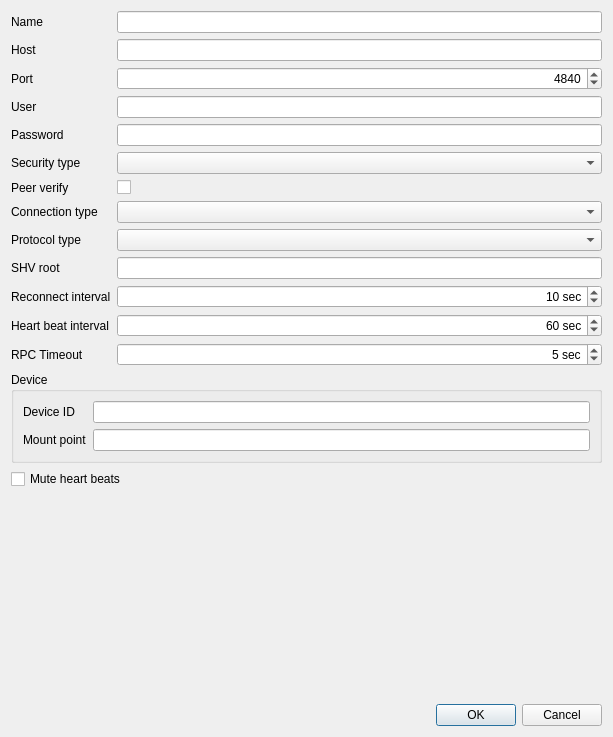
Before: the Qt Designer form shvspy/src/dlgserverproperties.ui in syyyr/shvspy, drawn with Qt 5.
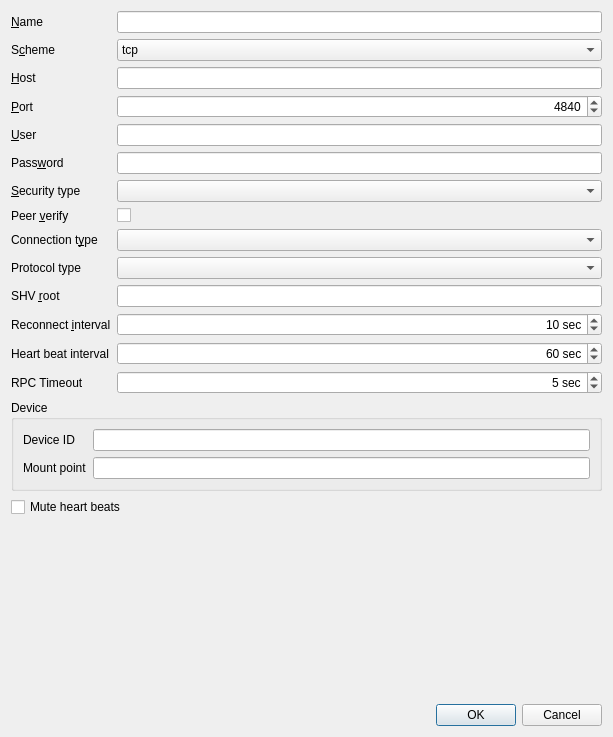
After: the same form once the commit is applied.

Commit message: wss client connection support

```diff
--- a/shvspy/src/dlgserverproperties.ui
+++ b/shvspy/src/dlgserverproperties.ui
@@ -19,31 +19,40 @@
      <item row="0" column="0">
       <widget class="QLabel" name="label">
        <property name="text">
-        <string>Name</string>
+        <string>&amp;Name</string>
+       </property>
+       <property name="buddy">
+        <cstring>edName</cstring>
        </property>
       </widget>
      </item>
      <item row="0" column="1">
       <widget class="QLineEdit" name="edName"/>
      </item>
-     <item row="1" column="0">
+     <item row="2" column="0">
       <widget class="QLabel" name="label_3">
        <property name="text">
-        <string>Host</string>
+        <string>&amp;Host</string>
+       </property>
+       <property name="buddy">
+        <cstring>edHost</cstring>
        </property>
       </widget>
      </item>
-     <item row="1" column="1">
+     <item row="2" column="1">
       <widget class="QLineEdit" name="edHost"/>
      </item>
-     <item row="2" column="0">
+     <item row="3" column="0">
       <widget class="QLabel" name="label_4">
        <property name="text">
-        <string>Port</string>
+        <string>&amp;Port</string>
+       </property>
+       <property name="buddy">
+        <cstring>edPort</cstring>
        </property>
       </widget>
      </item>
-     <item row="2" column="1">
+     <item row="3" column="1">
       <widget class="QSpinBox" name="edPort">
        <property name="alignment">
         <set>Qt::AlignRight|Qt::AlignTrailing|Qt::AlignVCenter</set>
@@ -59,76 +68,91 @@
        </property>
       </widget>
      </item>
-     <item row="3" column="0">
+     <item row="4" column="0">
       <widget class="QLabel" name="label_2">
        <property name="text">
-        <string>User</string>
+        <string>&amp;User</string>
+       </property>
+       <property name="buddy">
+        <cstring>edUser</cstring>
        </property>
       </widget>
      </item>
-     <item row="3" column="1">
+     <item row="4" column="1">
       <widget class="QLineEdit" name="edUser"/>
      </item>
-     <item row="4" column="0">
+     <item row="5" column="0">
       <widget class="QLabel" name="label_5">
        <property name="text">
-        <string>Password</string>
+        <string>Pass&amp;word</string>
+       </property>
+       <property name="buddy">
+        <cstring>edPassword</cstring>
        </property>
       </widget>
      </item>
-     <item row="4" column="1">
+     <item row="5" column="1">
       <widget class="QLineEdit" name="edPassword">
        <property name="echoMode">
         <enum>QLineEdit::Password</enum>
        </property>
       </widget>
      </item>
-     <item row="7" column="0">
+     <item row="8" column="0">
       <widget class="QLabel" name="label_6">
        <property name="text">
-        <string>Connection type</string>
+        <string>Connection t&amp;ype</string>
+       </property>
+       <property name="buddy">
+        <cstring>cbxConnectionType</cstring>
        </property>
       </widget>
      </item>
-     <item row="7" column="1">
+     <item row="8" column="1">
       <widget class="QComboBox" name="cbxConnectionType">
        <property name="toolTip">
         <string>Connection type</string>
        </property>
       </widget>
      </item>
-     <item row="8" column="0">
+     <item row="9" column="0">
       <widget class="QLabel" name="label_7">
        <property name="text">
         <string>Protocol type</string>
        </property>
       </widget>
      </item>
-     <item row="8" column="1">
+     <item row="9" column="1">
       <widget class="QComboBox" name="rpc_protocolType">
        <property name="toolTip">
         <string>Connection type</string>
        </property>
       </widget>
      </item>
-     <item row="9" column="0">
+     <item row="10" column="0">
       <widget class="QLabel" name="label_13">
        <property name="text">
-        <string>SHV root</string>
+        <string>SHV &amp;root</string>
+       </property>
+       <property name="buddy">
+        <cstring>shvRoot</cstring>
        </property>
       </widget>
      </item>
-     <item row="9" column="1">
+     <item row="10" column="1">
       <widget class="QLineEdit" name="shvRoot"/>
      </item>
-     <item row="10" column="0">
+     <item row="11" column="0">
       <widget class="QLabel" name="label_10">
        <property name="text">
-        <string>Reconnect interval</string>
+        <string>Reconnect &amp;interval</string>
+       </property>
+       <property name="buddy">
+        <cstring>rpc_reconnectInterval</cstring>
        </property>
       </widget>
      </item>
-     <item row="10" column="1">
+     <item row="11" column="1">
       <widget class="QSpinBox" name="rpc_reconnectInterval">
        <property name="toolTip">
         <string>Reconnect to broker if connection lost at least after recoonect-interval seconds. Disabled when set to 0</string>
@@ -150,14 +174,14 @@
        </property>
       </widget>
      </item>
-     <item row="11" column="0">
+     <item row="12" column="0">
       <widget class="QLabel" name="label_11">
        <property name="text">
         <string>Heart beat interval</string>
        </property>
       </widget>
      </item>
-     <item row="11" column="1">
+     <item row="12" column="1">
       <widget class="QSpinBox" name="rpc_heartbeatInterval">
        <property name="toolTip">
         <string>Send heart beat to broker every n sec. Disabled when set to 0.</string>
@@ -179,14 +203,14 @@
        </property>
       </widget>
      </item>
-     <item row="12" column="0">
+     <item row="13" column="0">
       <widget class="QLabel" name="label_12">
        <property name="text">
         <string>RPC Timeout</string>
        </property>
       </widget>
      </item>
-     <item row="12" column="1">
+     <item row="13" column="1">
       <widget class="QSpinBox" name="rpc_timeout">
        <property name="toolTip">
         <string>Send heart beat to broker every n sec. Disabled when set to 0.</string>
@@ -211,7 +235,7 @@
        </property>
       </widget>
      </item>
-     <item row="13" column="0" colspan="2">
+     <item row="14" column="0" colspan="2">
       <widget class="QGroupBox" name="grpDevice">
        <property name="title">
         <string>Device</string>
@@ -240,28 +264,34 @@
        </layout>
       </widget>
      </item>
-     <item row="5" column="0">
+     <item row="6" column="0">
       <widget class="QLabel" name="label_14">
        <property name="text">
-        <string>Security type</string>
+        <string>&amp;Security type</string>
+       </property>
+       <property name="buddy">
+        <cstring>securityType</cstring>
        </property>
       </widget>
      </item>
-     <item row="5" column="1">
+     <item row="6" column="1">
       <widget class="QComboBox" name="securityType">
        <property name="toolTip">
         <string>Security type</string>
        </property>
       </widget>
      </item>
-     <item row="6" column="0">
+     <item row="7" column="0">
       <widget class="QLabel" name="label_15">
        <property name="text">
-        <string>Peer verify</string>
+        <string>Peer &amp;verify</string>
+       </property>
+       <property name="buddy">
+        <cstring>peerVerify</cstring>
        </property>
       </widget>
      </item>
-     <item row="6" column="1">
+     <item row="7" column="1">
       <widget class="QCheckBox" name="peerVerify">
        <property name="layoutDirection">
         <enum>Qt::LeftToRight</enum>
@@ -271,6 +301,35 @@
        </property>
       </widget>
      </item>
+     <item row="1" column="0">
+      <widget class="QLabel" name="label_16">
+       <property name="text">
+        <string>S&amp;cheme</string>
+       </property>
+       <property name="buddy">
+        <cstring>cbxScheme</cstring>
+       </property>
+      </widget>
+     </item>
+     <item row="1" column="1">
+      <widget class="QComboBox" name="cbxScheme">
+       <item>
+        <property name="text">
+         <string>tcp</string>
+        </property>
+       </item>
+       <item>
+        <property name="text">
+         <string>ws</string>
+        </property>
+       </item>
+       <item>
+        <property name="text">
+         <string>wss</string>
+        </property>
+       </item>
+      </widget>
+     </item>
     </layout>
    </item>
    <item>
```
Left out of the diff: 6 changed lines with no effect on the pictures. The commit also changes 3 other files.
